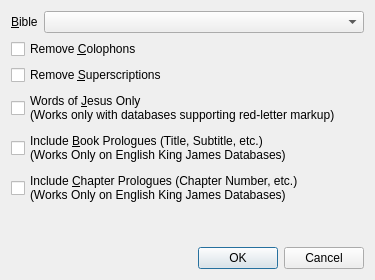
This is programs/ELSSearch/ELSBibleDatabaseSelectDlg.ui in dewhisna/KingJamesPureBibleSearch as Qt 5 draws it before an edit. The edited form follows.
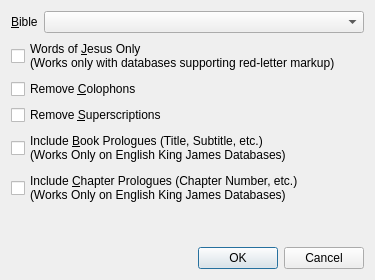
This is the edited form.

Commit message: Make Words of Jesus mutually exclusive in CELSBibleDatabaseSelectDlg. Auto select remove colophons/superscriptions and auto unselect include book/chapter prologues with Words of Jesus Only mode. Reorder LetterMatrixTextModifierOptions. Replace CELSBibleDatabaseSelectDlg slot functions with lambda functors.

```diff
--- a/programs/ELSSearch/ELSBibleDatabaseSelectDlg.ui
+++ b/programs/ELSSearch/ELSBibleDatabaseSelectDlg.ui
@@ -38,6 +38,14 @@
      </item>
     </layout>
    </item>
+   <item>
+    <widget class="QCheckBox" name="chkWordsOfJesusOnly">
+     <property name="text">
+      <string>Words of &amp;Jesus Only
+(Works only with databases supporting red-letter markup)</string>
+     </property>
+    </widget>
+   </item>
    <item>
     <widget class="QCheckBox" name="chkRemoveColophons">
      <property name="text">
@@ -52,14 +60,6 @@
      </property>
     </widget>
    </item>
-   <item>
-    <widget class="QCheckBox" name="chkWordsOfJesusOnly">
-     <property name="text">
-      <string>Words of &amp;Jesus Only
-(Works only with databases supporting red-letter markup)</string>
-     </property>
-    </widget>
-   </item>
    <item>
     <widget class="QCheckBox" name="chkIncludeBookPrologues">
      <property name="text">
```
Left out of the diff: 4 changed lines with no effect on the pictures. The commit also changes 3 other files.
